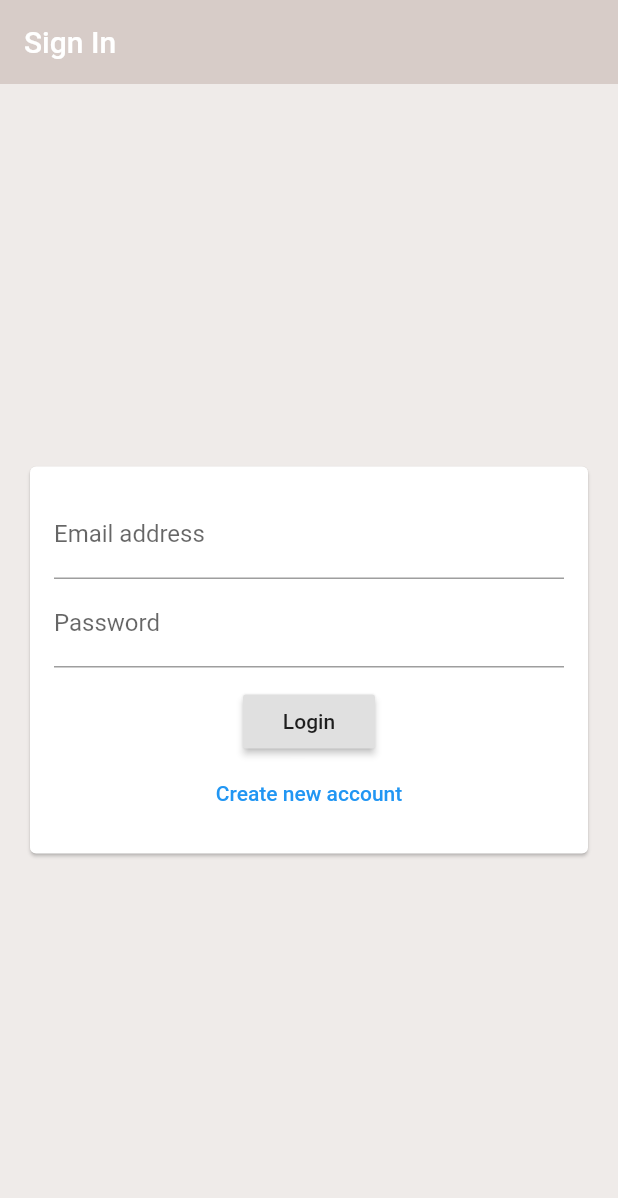
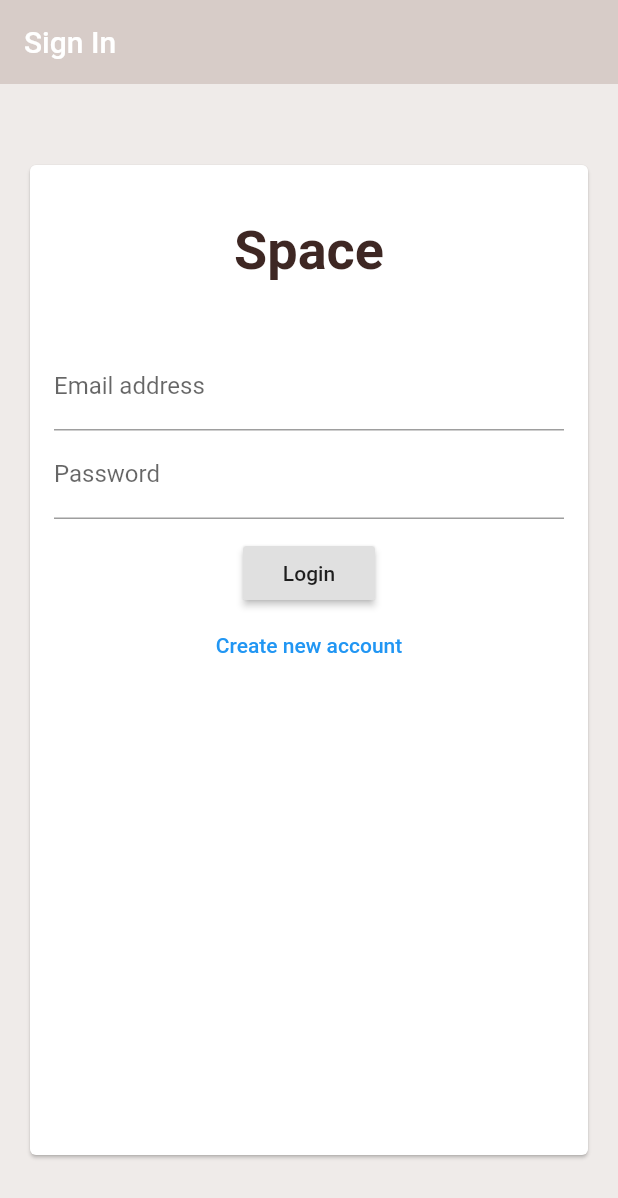
Before and after one commit to winston-lim/Space, a Flutter app: the screen it shows after launch, on a phone screen of 412 x 824 dp. Shown: the top 1198 px of the screen. Run offline on Flutter 3.47's test engine with Material 2 defaults, Android fonts, the phone set to English and light mode, and no system bars; our stand-ins replace firebase_auth; accounts and stored records are empty.

```diff
--- a/lib/screens/wrapper.dart
+++ b/lib/screens/wrapper.dart
@@ -1,7 +1,7 @@
 import 'package:firebase_auth/firebase_auth.dart';
 import 'package:flutter/material.dart';
 import 'package:provider/provider.dart';
-import 'package:space/screens/authentication/authentication_screen.dart';
+import '../screens/authentication/authentication_screen.dart';
 
 import './authentication/authentication_screen.dart';
 import 'home/home_screen.dart';
--- a/lib/widgets/auth/auth_form.dart
+++ b/lib/widgets/auth/auth_form.dart
@@ -42,11 +42,32 @@ class _AuthFormState extends State<AuthForm> {
   Widget build(BuildContext context) {
     return Center(
       child: Card(
-        margin: const EdgeInsets.all(20),
+        margin: const EdgeInsets.symmetric(
+          horizontal: 20,
+          vertical: 30,
+        ),
+        child: Scrollbar(
           child: SingleChildScrollView(
             child: Padding(
               padding: const EdgeInsets.all(16),
-            child: Form(
+              child: Column(
+                mainAxisAlignment: MainAxisAlignment.center,
+                children: [
+                  const SizedBox(
+                    height: 20,
+                  ),
+                  Text(
+                    'Space',
+                    style: TextStyle(
+                      color: Colors.brown[900],
+                      fontWeight: FontWeight.bold,
+                      fontSize: 36,
+                    ),
+                  ),
+                  const SizedBox(
+                    height: 40,
+                  ),
+                  Form(
                     key: _formKey,
                     child: Column(
                       mainAxisSize: MainAxisSize.min,
@@ -80,7 +101,8 @@ class _AuthFormState extends State<AuthForm> {
                               }
                               return null;
                             },
-                      decoration: const InputDecoration(labelText: 'Username'),
+                            decoration:
+                                const InputDecoration(labelText: 'Username'),
                             onSaved: (value) {
                               _userName = value ?? '';
                             },
@@ -93,7 +115,8 @@ class _AuthFormState extends State<AuthForm> {
                             }
                             return null;
                           },
-                    decoration: const InputDecoration(labelText: 'Password'),
+                          decoration:
+                              const InputDecoration(labelText: 'Password'),
                           obscureText: true,
                           onSaved: (value) {
                             _userPassword = value ?? '';
@@ -121,6 +144,12 @@ class _AuthFormState extends State<AuthForm> {
                       ],
                     ),
                   ),
+                  const SizedBox(
+                    height: 300,
+                  ),
+                ],
+              ),
+            ),
           ),
         ),
       ),
```
Lines whose indentation alone changed are shown as unchanged.
